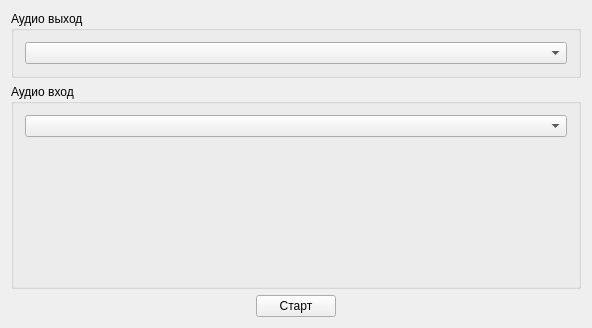
The window that mainwindow.ui (atikbif/VOIP_DISPATCHER) describes before a commit, drawn with Qt 5.
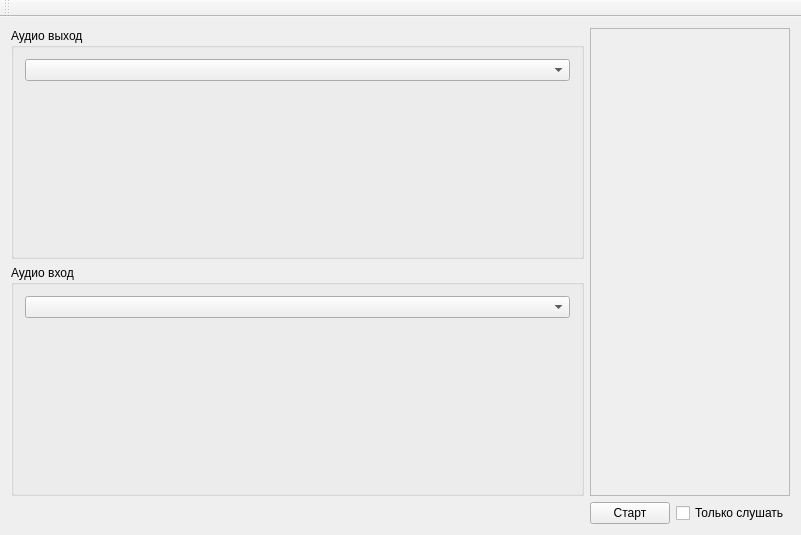
The same window after the commit. Custom widgets are drawn as their Qt base class.

What changed in the file:
```diff
--- a/mainwindow.ui
+++ b/mainwindow.ui
@@ -6,10 +6,16 @@
    <rect>
     <x>0</x>
     <y>0</y>
-    <width>592</width>
-    <height>328</height>
+    <width>801</width>
+    <height>535</height>
    </rect>
   </property>
+  <property name="sizePolicy">
+   <sizepolicy hsizetype="Expanding" vsizetype="Preferred">
+    <horstretch>0</horstretch>
+    <verstretch>0</verstretch>
+   </sizepolicy>
+  </property>
   <property name="windowTitle">
    <string>Диспетчер</string>
   </property>
@@ -17,28 +23,68 @@
    <layout class="QGridLayout" name="gridLayout_3">
     <item row="0" column="0">
      <widget class="QGroupBox" name="groupBox">
+      <property name="sizePolicy">
+       <sizepolicy hsizetype="Expanding" vsizetype="Preferred">
+        <horstretch>3</horstretch>
+        <verstretch>3</verstretch>
+       </sizepolicy>
+      </property>
       <property name="title">
        <string>Аудио выход</string>
       </property>
-      <layout class="QGridLayout" name="gridLayout">
+      <layout class="QGridLayout" name="gridLayout_2">
        <item row="0" column="0">
         <widget class="QComboBox" name="comboBoxOut"/>
        </item>
+       <item row="1" column="0">
+        <widget class="QCustomPlot" name="widget_out" native="true">
+         <property name="sizePolicy">
+          <sizepolicy hsizetype="Preferred" vsizetype="Preferred">
+           <horstretch>0</horstretch>
+           <verstretch>0</verstretch>
+          </sizepolicy>
+         </property>
+        </widget>
+       </item>
       </layout>
      </widget>
     </item>
+    <item row="0" column="1" rowspan="2">
+     <widget class="QScrollArea" name="scrollArea">
+      <property name="sizePolicy">
+       <sizepolicy hsizetype="Expanding" vsizetype="Expanding">
+        <horstretch>1</horstretch>
+        <verstretch>0</verstretch>
+       </sizepolicy>
+      </property>
+      <property name="widgetResizable">
+       <bool>true</bool>
+      </property>
+      <widget class="QWidget" name="scrollAreaWidgetContents">
+       <property name="geometry">
+        <rect>
+         <x>0</x>
+         <y>0</y>
+         <width>198</width>
+         <height>472</height>
+        </rect>
+       </property>
+       <layout class="QVBoxLayout" name="verticalLayout_2"/>
+      </widget>
+     </widget>
+    </item>
     <item row="1" column="0">
      <widget class="QGroupBox" name="groupBox_2">
       <property name="sizePolicy">
-       <sizepolicy hsizetype="Preferred" vsizetype="Preferred">
-        <horstretch>0</horstretch>
+       <sizepolicy hsizetype="Expanding" vsizetype="Preferred">
+        <horstretch>3</horstretch>
         <verstretch>3</verstretch>
        </sizepolicy>
       </property>
       <property name="title">
        <string>Аудио вход</string>
       </property>
-      <layout class="QGridLayout" name="gridLayout_2">
+      <layout class="QGridLayout" name="gridLayout">
        <item row="0" column="0">
         <widget class="QComboBox" name="comboBoxInput"/>
        </item>
@@ -48,16 +94,16 @@
       </layout>
      </widget>
     </item>
-    <item row="2" column="0">
+    <item row="2" column="1">
      <layout class="QHBoxLayout" name="horizontalLayout">
       <item>
-       <spacer name="horizontalSpacer">
+       <spacer name="horizontalSpacer_2">
         <property name="orientation">
          <enum>Qt::Horizontal</enum>
         </property>
         <property name="sizeHint" stdset="0">
          <size>
-          <width>13</width>
+          <width>40</width>
           <height>20</height>
          </size>
         </property>
@@ -65,19 +111,38 @@
       </item>
       <item>
        <widget class="QPushButton" name="pushButtonStartStop">
+        <property name="sizePolicy">
+         <sizepolicy hsizetype="Expanding" vsizetype="Fixed">
+          <horstretch>0</horstretch>
+          <verstretch>0</verstretch>
+         </sizepolicy>
+        </property>
         <property name="text">
          <string>Старт</string>
         </property>
        </widget>
       </item>
       <item>
-       <spacer name="horizontalSpacer_2">
+       <widget class="QCheckBox" name="checkBox">
+        <property name="sizePolicy">
+         <sizepolicy hsizetype="Expanding" vsizetype="Fixed">
+          <horstretch>0</horstretch>
+          <verstretch>0</verstretch>
+         </sizepolicy>
+        </property>
+        <property name="text">
+         <string>Только слушать</string>
+        </property>
+       </widget>
+      </item>
+      <item>
+       <spacer name="horizontalSpacer">
         <property name="orientation">
          <enum>Qt::Horizontal</enum>
         </property>
         <property name="sizeHint" stdset="0">
          <size>
-          <width>13</width>
+          <width>40</width>
           <height>20</height>
          </size>
         </property>
@@ -87,6 +152,17 @@
     </item>
    </layout>
   </widget>
+  <widget class="QToolBar" name="toolBar">
+   <property name="windowTitle">
+    <string>toolBar</string>
+   </property>
+   <attribute name="toolBarArea">
+    <enum>TopToolBarArea</enum>
+   </attribute>
+   <attribute name="toolBarBreak">
+    <bool>false</bool>
+   </attribute>
+  </widget>
  </widget>
  <layoutdefault spacing="6" margin="11"/>
  <customwidgets>
```
